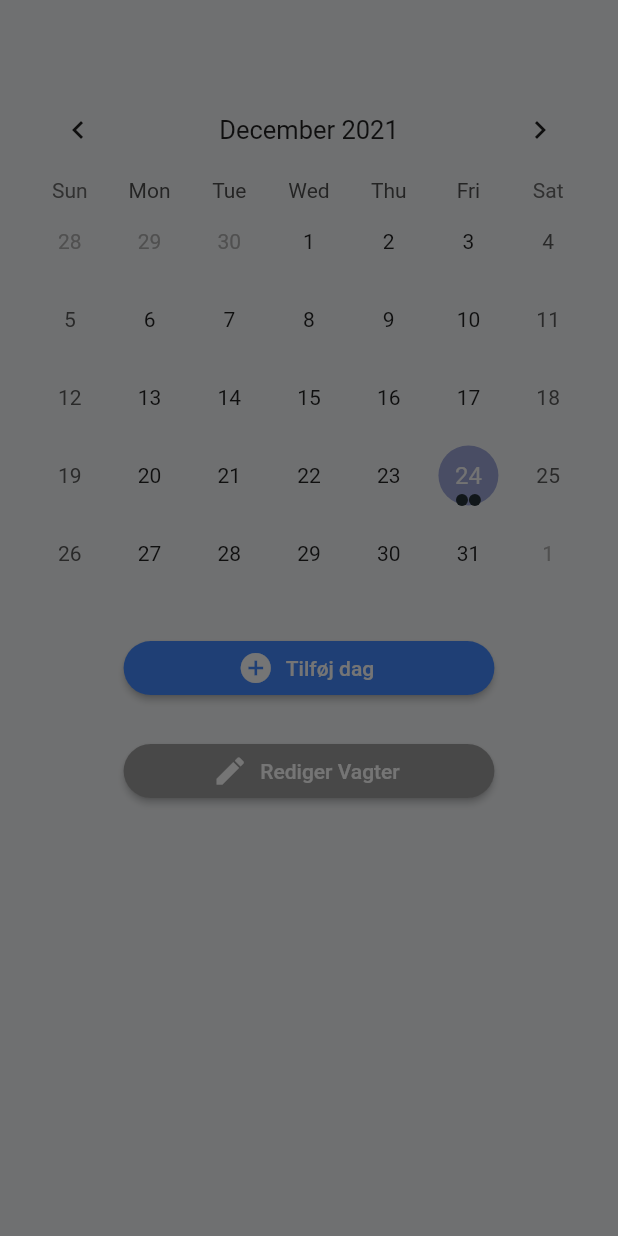
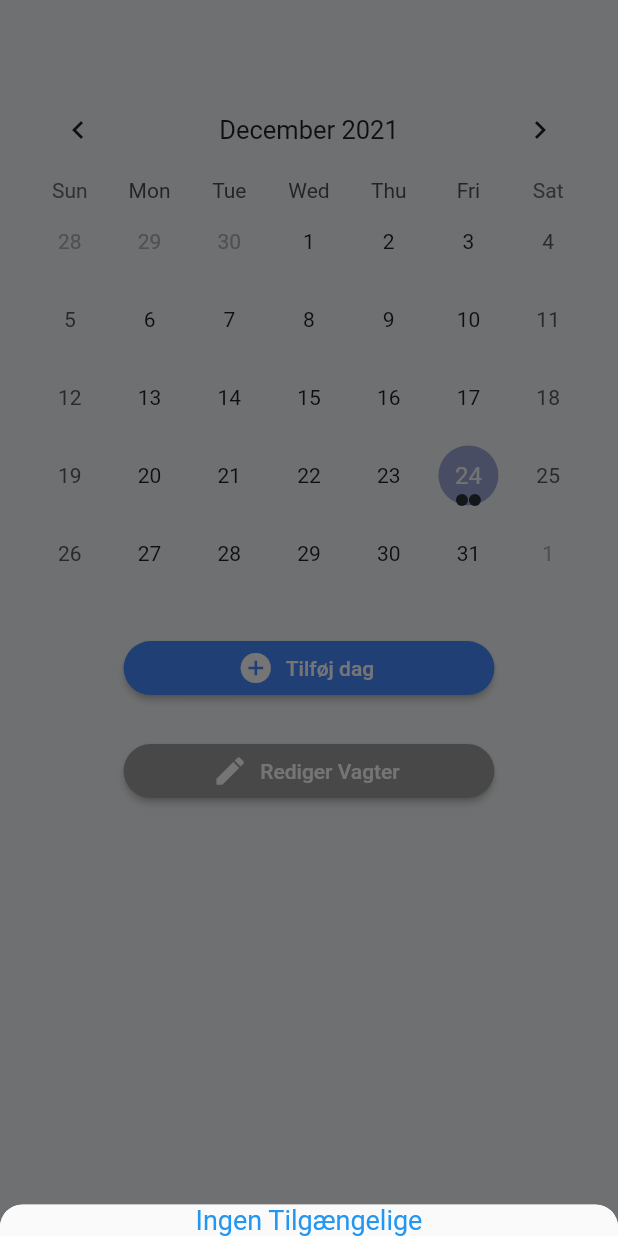
Before and after one commit to ammarOdin/odinvikar, a Flutter app: the OwnDaysScreen widget shown alone on an empty page, opened directly, after a tap on "Rediger Vagter", on a phone screen of 412 x 824 dp. Run offline on Flutter 3.47's test engine with Material 2 defaults, Android fonts, the phone set to English and light mode, and no system bars; drawn by our look-alikes of sliding_sheet, table_calendar; our stand-ins replace cloud_firestore, firebase_core; accounts and stored records are empty.

```diff
--- a/lib/main_screens/own_days.dart
+++ b/lib/main_screens/own_days.dart
@@ -179,6 +179,11 @@ class _State extends State<OwnDaysScreen> {
             builder: (BuildContext context, AsyncSnapshot<QuerySnapshot> snapshot){
               if (!snapshot.hasData){
                 return const Center(child: CircularProgressIndicator(),);
+              } else if (snapshot.data!.docs.isEmpty){
+                return const Center(child: Text(
+                  "Ingen Tilgængelige",
+                  style: TextStyle(color: Colors.blue, fontSize: 18),
+                ),);
               }
 
                 return Column(
```
